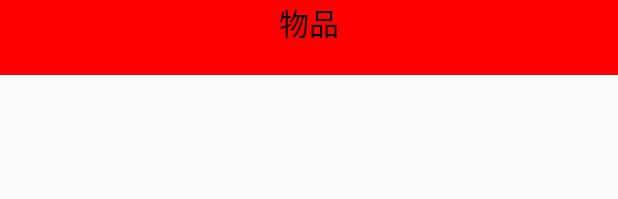
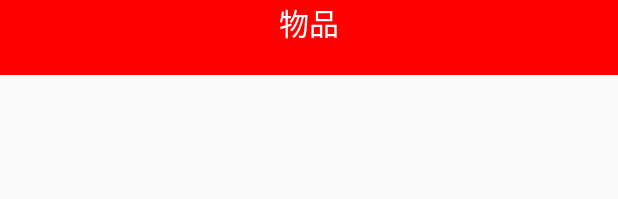
Before and after one commit to wjianhang/Test1, an Android app: the layout fragment_articles.xml on its own in the app's theme, with its tools: preview values and no code run, on a phone screen of 412 x 824 dp. Shown: the top 199 px of the screen. Run offline under Robolectric (Android 15) with nearby library versions, the phone set to English and light mode, and no system bars.

```diff
--- a/app/src/main/res/layout/fragment_articles.xml
+++ b/app/src/main/res/layout/fragment_articles.xml
@@ -8,9 +8,10 @@
         android:layout_width="match_parent"
         android:layout_height="50dp"
         android:background="#ff0000"
+
         >
         <TextView
-            android:textColor="@android:color/black"
+            android:textColor="@android:color/white"
             android:id="@+id/text1"
             android:layout_width="match_parent"
             android:layout_height="wrap_content"
--- a/app/src/main/res/layout/fragment_dynamic.xml
+++ b/app/src/main/res/layout/fragment_dynamic.xml
@@ -9,7 +9,7 @@
         android:background="#ff0000"
         >
         <TextView
-            android:textColor="@android:color/black"
+            android:textColor="@android:color/white"
             android:id="@+id/text1"
             android:layout_width="match_parent"
             android:layout_height="wrap_content"
--- a/app/src/main/res/layout/fragment_mine.xml
+++ b/app/src/main/res/layout/fragment_mine.xml
@@ -9,7 +9,7 @@
         android:background="#ff0000"
         >
         <TextView
-            android:textColor="@android:color/black"
+            android:textColor="@android:color/white"
             android:id="@+id/text1"
             android:layout_width="match_parent"
             android:layout_height="wrap_content"
--- a/app/src/main/res/layout/fragment_project.xml
+++ b/app/src/main/res/layout/fragment_project.xml
@@ -9,7 +9,7 @@
     android:background="#ff0000"
     >
     <TextView
-        android:textColor="@android:color/black"
+        android:textColor="@android:color/white"
         android:id="@+id/text1"
         android:layout_width="match_parent"
         android:layout_height="wrap_content"
```
